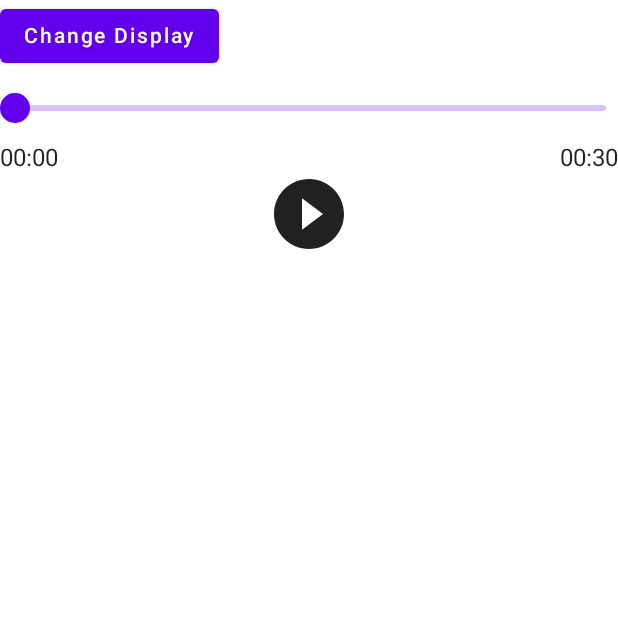
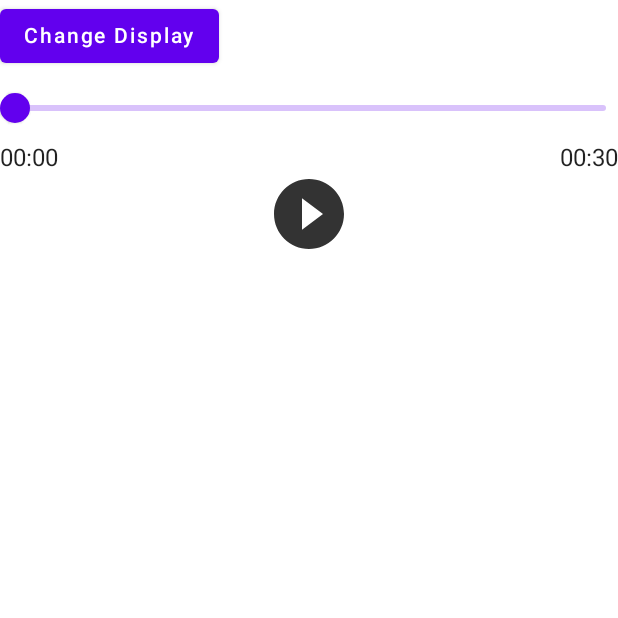
Before and after one commit to Qawaz/portamento, an Android app built with Jetpack Compose: the screen it shows after launch (MainActivity), after a tap on "Change Display", on a phone screen of 412 x 824 dp, the top half of it. Run offline under Robolectric (Android 15) with nearby library versions, the phone set to English and light mode, and no system bars.

Commit message:
cool player

```diff
--- a/portamento/src/main/java/com/wakaztahir/portamento/components/defaultPlayButton.kt
+++ b/portamento/src/main/java/com/wakaztahir/portamento/components/defaultPlayButton.kt
@@ -3,14 +3,19 @@ package com.wakaztahir.portamento.components
 import androidx.compose.foundation.layout.size
 import androidx.compose.material.Icon
 import androidx.compose.material.IconButton
+import androidx.compose.material.MaterialTheme
 import androidx.compose.runtime.Composable
 import androidx.compose.ui.Modifier
+import androidx.compose.ui.graphics.Color
 import androidx.compose.ui.res.painterResource
 import androidx.compose.ui.unit.dp
 import com.wakaztahir.portamento.*
 
 @Composable
-fun PortamentoScope.DefaultPlayButton(modifier: Modifier = Modifier) {
+fun PortamentoScope.DefaultPlayButton(
+    modifier: Modifier = Modifier,
+    color: Color = MaterialTheme.colors.onBackground.copy(.8f)
+) {
     IconButton(
         modifier = modifier,
         onClick = {
@@ -26,7 +31,8 @@ fun PortamentoScope.DefaultPlayButton(modifier: Modifier = Modifier) {
                 PlayState.Paused, PlayState.Stopped -> painterResource(id = R.drawable.play_circle_filled)
                 PlayState.Playing -> painterResource(id = R.drawable.pause_circle_filled)
             },
-            contentDescription = null
+            contentDescription = null,
+            tint = color
         )
     }
 }
--- a/portamento/src/main/java/com/wakaztahir/portamento/components/defaultSlider.kt
+++ b/portamento/src/main/java/com/wakaztahir/portamento/components/defaultSlider.kt
@@ -2,13 +2,18 @@ package com.wakaztahir.portamento.components
 
 import androidx.compose.foundation.layout.fillMaxWidth
 import androidx.compose.material.Slider
+import androidx.compose.material.SliderColors
+import androidx.compose.material.SliderDefaults
 import androidx.compose.runtime.*
 import androidx.compose.ui.Modifier
 import com.wakaztahir.portamento.PortamentoScope
 import com.wakaztahir.portamento.seekTo
 
 @Composable
-fun PortamentoScope.DefaultSlider(modifier : Modifier = Modifier){
+fun PortamentoScope.DefaultSlider(
+    modifier: Modifier = Modifier,
+    colors: SliderColors = SliderDefaults.colors()
+) {
     val portamento = this
     val state = portamento.state
     var isChanging by remember { mutableStateOf(false) }
@@ -32,6 +37,7 @@ fun PortamentoScope.DefaultSlider(modifier : Modifier = Modifier){
         onValueChangeFinished = {
             state.seekTo((sliderValue * portamento.duration).toInt())
             isChanging = false
-        }
+        },
+        colors = colors
     )
 }
```
